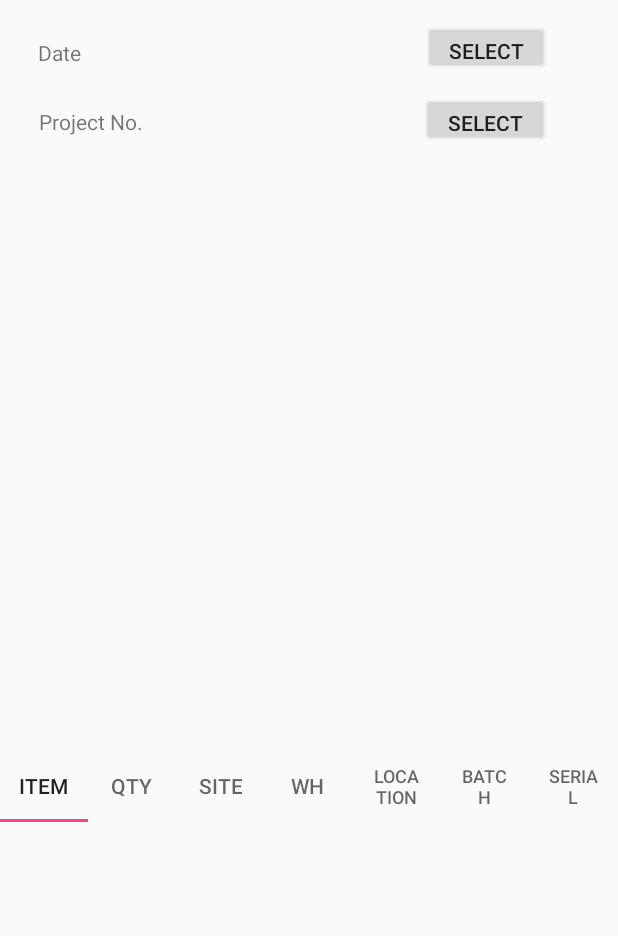
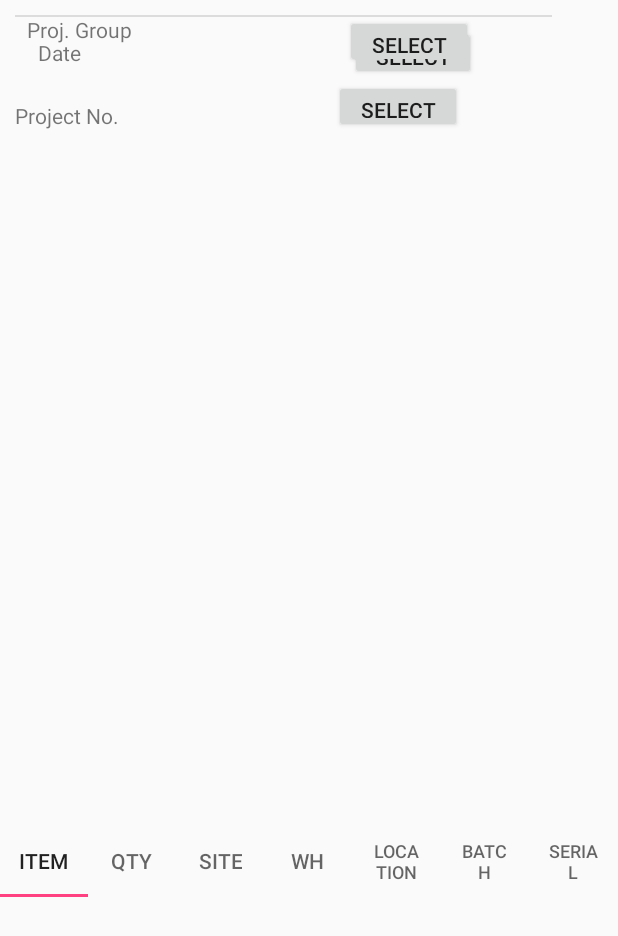
Before and after one commit to DragonStar3392/mobileFormApp, an Android app: the TransportActivity screen opened directly, with no data from a screen before it, on a phone screen of 412 x 824 dp. Shown: the top 936 px of the screen. Run offline under Robolectric (Android 15) with nearby library versions, the phone set to English and light mode, and no system bars; 2 statements that could not run were skipped.

Commit message:
random commit

```diff
--- a/app/src/main/java/com/test/mobile/TransportActivity.java
+++ b/app/src/main/java/com/test/mobile/TransportActivity.java
@@ -8,6 +8,8 @@ import android.os.Bundle;
 import android.view.View;
 import android.widget.Button;
 import android.widget.DatePicker;
+import android.widget.TableLayout;
+import android.widget.TableRow;
 import android.widget.TextView;
 
 import java.util.Calendar;
@@ -17,6 +19,9 @@ public class TransportActivity extends Activity {
     private TextView mDisplayDate;
     private Button mDisplayDateB;
     private DatePickerDialog.OnDateSetListener mDateSetListener;
+    private TableLayout tl1;
+    private TableRow tr1;
+    private TableRow trInit;
 
     @Override
     protected void onCreate(Bundle savedInstanceState) {
@@ -24,7 +29,13 @@ public class TransportActivity extends Activity {
         setContentView(R.layout.transport);
         mDisplayDate = (TextView) findViewById(R.id.dateDisplay);
         mDisplayDateB = (Button) findViewById(R.id.dateB);
+        tl1 = (TableLayout) findViewById(R.id.table);
+        tr1 = (TableRow) findViewById(R.id.labelRow);
+        trInit = (TableRow) findViewById(R.id.object1) ;
+        tl1.setColumnStretchable(0,true);
+        tl1.setColumnStretchable(1,true);
 
+        //Date selection
         mDisplayDateB.setOnClickListener(new View.OnClickListener(){
             @Override
             public void onClick(View view){
@@ -35,7 +46,7 @@ public class TransportActivity extends Activity {
 
                 DatePickerDialog dialog = new DatePickerDialog(
                         TransportActivity.this,
-                        android.R.style.Theme_Black,
+                        android.R.style.Theme_Holo_Light_DarkActionBar,
                         mDateSetListener,
                         year,month,day);
                 dialog.getWindow().setBackgroundDrawable(new ColorDrawable(Color.TRANSPARENT));
@@ -50,5 +61,10 @@ public class TransportActivity extends Activity {
                 mDisplayDate.setText(date);
             }
         };
+
+        //adding object to the table
+
     }
+
+    //---
 }
--- a/app/src/main/res/layout-land/transport.xml
+++ b/app/src/main/res/layout-land/transport.xml
@@ -8,7 +8,7 @@
 
     <android.support.constraint.ConstraintLayout
         android:layout_width="574dp"
-        android:layout_height="51dp"
+        android:layout_height="89dp"
         android:layout_marginLeft="10dp"
         android:layout_marginStart="10dp"
         android:layout_marginTop="10dp">
@@ -28,12 +28,14 @@
             android:id="@+id/projnoText"
             android:layout_width="wrap_content"
             android:layout_height="wrap_content"
+            android:layout_marginBottom="8dp"
             android:layout_marginLeft="16dp"
             android:layout_marginStart="16dp"
-            android:layout_marginTop="16dp"
+            android:layout_marginTop="8dp"
             android:text="@string/projectNo"
+            app:layout_constraintBottom_toBottomOf="parent"
             app:layout_constraintStart_toEndOf="@+id/divider"
-            app:layout_constraintTop_toTopOf="parent" />
+            app:layout_constraintTop_toBottomOf="@+id/projgroupText" />
 
         <TextView
             android:id="@+id/dateDisplay"
@@ -49,11 +51,13 @@
             android:id="@+id/projnoDisplay"
             android:layout_width="99dp"
             android:layout_height="wrap_content"
+            android:layout_marginBottom="8dp"
             android:layout_marginLeft="8dp"
             android:layout_marginStart="8dp"
-            android:layout_marginTop="16dp"
+            android:layout_marginTop="8dp"
+            app:layout_constraintBottom_toBottomOf="parent"
             app:layout_constraintStart_toEndOf="@+id/projnoText"
-            app:layout_constraintTop_toTopOf="parent" />
+            app:layout_constraintTop_toBottomOf="@+id/projgroupDisplay" />
 
         <Button
             android:id="@+id/dateB"
@@ -64,14 +68,13 @@
             android:layout_marginTop="8dp"
             android:text="@string/Select"
             app:layout_constraintStart_toEndOf="@+id/dateDisplay"
-            app:layout_constraintTop_toTopOf="parent"
-            />
+            app:layout_constraintTop_toTopOf="parent" />
         <!--android:onClick="datePicker"-->
 
         <View
             android:id="@+id/divider"
             android:layout_width="1dp"
-            android:layout_height="35dp"
+            android:layout_height="76dp"
             android:layout_marginBottom="8dp"
             android:layout_marginLeft="16dp"
             android:layout_marginStart="16dp"
@@ -83,78 +86,165 @@
             app:layout_constraintVertical_bias="0.0" />
 
         <Button
-            android:id="@+id/projB"
+            android:id="@+id/projNoB"
+            android:layout_width="85dp"
+            android:layout_height="35dp"
+            android:layout_marginBottom="8dp"
+            android:layout_marginLeft="8dp"
+            android:layout_marginStart="8dp"
+            android:layout_marginTop="8dp"
+            android:text="@string/Select"
+            app:layout_constraintBottom_toBottomOf="parent"
+            app:layout_constraintStart_toEndOf="@+id/projnoDisplay"
+            app:layout_constraintTop_toBottomOf="@+id/projGroupB" />
+
+        <TextView
+            android:id="@+id/projgroupText"
+            android:layout_width="wrap_content"
+            android:layout_height="wrap_content"
+            android:layout_marginLeft="16dp"
+            android:layout_marginStart="16dp"
+            android:layout_marginTop="16dp"
+            android:text="@string/projectGroup"
+            app:layout_constraintStart_toEndOf="@+id/divider"
+            app:layout_constraintTop_toTopOf="parent" />
+
+        <TextView
+            android:id="@+id/projgroupDisplay"
+            android:layout_width="94dp"
+            android:layout_height="21dp"
+            android:layout_marginLeft="12dp"
+            android:layout_marginStart="12dp"
+            android:layout_marginTop="16dp"
+            app:layout_constraintStart_toEndOf="@+id/projgroupText"
+            app:layout_constraintTop_toTopOf="parent" />
+
+        <Button
+            android:id="@+id/projGroupB"
             android:layout_width="85dp"
             android:layout_height="35dp"
             android:layout_marginLeft="8dp"
             android:layout_marginStart="8dp"
             android:layout_marginTop="8dp"
             android:text="@string/Select"
-            app:layout_constraintStart_toEndOf="@+id/projnoDisplay"
+            app:layout_constraintStart_toEndOf="@+id/projgroupDisplay"
             app:layout_constraintTop_toTopOf="parent" />
 
     </android.support.constraint.ConstraintLayout>
 
     <ScrollView
         android:layout_width="589dp"
-        android:layout_height="206dp"
+        android:layout_height="167dp"
         android:layout_alignParentBottom="true"
         android:layout_centerHorizontal="true"
         android:layout_marginBottom="38dp">
 
-        <android.support.design.widget.TabLayout
+        <TableLayout
+            android:id="@+id/table"
             android:layout_width="match_parent"
-            android:layout_height="wrap_content"
+            android:layout_height="wrap_content">
 
-            android:layout_alignParentTop="true"
-            android:layout_marginTop="78dp"
-            app:layout_constraintBottom_toBottomOf="parent"
-            app:layout_constraintStart_toStartOf="parent"
-            app:layout_constraintTop_toTopOf="parent">
-            <!--android:layout_alignParentBottom="true"
-                android:layout_centerHorizontal="true"-->
-            <android.support.design.widget.TabItem
-                android:id="@+id/tabItem"
-                android:layout_width="wrap_content"
+            <TableRow
+                android:id="@+id/labelRow"
+                android:layout_width="match_parent"
+                android:layout_height="match_parent">
+
+                <TextView
+                    android:id="@+id/itemText"
+                    android:layout_width="100dp"
                     android:layout_height="wrap_content"
                     android:text="@string/Item" />
 
-            <android.support.design.widget.TabItem
-                android:id="@+id/tabQty"
-                android:layout_width="wrap_content"
+                <TextView
+                    android:id="@+id/qtyText"
+                    android:layout_width="35dp"
                     android:layout_height="wrap_content"
                     android:text="@string/Qty" />
 
-            <android.support.design.widget.TabItem
-                android:id="@+id/tabSite"
-                android:layout_width="wrap_content"
+                <TextView
+                    android:id="@+id/siteText"
+                    android:layout_width="75dp"
                     android:layout_height="wrap_content"
                     android:text="@string/Site" />
 
-            <android.support.design.widget.TabItem
-                android:id="@+id/tabWH"
-                android:layout_width="wrap_content"
+                <TextView
+                    android:id="@+id/WHText"
+                    android:layout_width="50dp"
                     android:layout_height="wrap_content"
                     android:text="@string/WH" />
 
-            <android.support.design.widget.TabItem
-                android:id="@+id/tabLocation"
-                android:layout_width="wrap_content"
+                <TextView
+                    android:id="@+id/locationText"
+                    android:layout_width="135dp"
                     android:layout_height="wrap_content"
                     android:text="@string/Location" />
 
-            <android.support.design.widget.TabItem
-                android:id="@+id/tabBatch"
-                android:layout_width="wrap_content"
+                <TextView
+                    android:id="@+id/batchText"
+                    android:layout_width="64dp"
                     android:layout_height="wrap_content"
                     android:text="@string/Batch" />
 
-            <android.support.design.widget.TabItem
-                android:id="@+id/tabSerial"
+                <TextView
+                    android:id="@+id/serialText"
+                    android:layout_width="128dp"
+                    android:layout_height="wrap_content"
+                    android:text="@string/Serial" />
+            </TableRow>
+
+            <TableRow
+                android:id="@+id/object1"
+                android:layout_width="match_parent"
+                android:layout_height="match_parent">
+
+                <TextView
+                    android:id="@+id/dummyText"
                     android:layout_width="wrap_content"
                     android:layout_height="wrap_content"
-                android:text="@string/Serial" />
-        </android.support.design.widget.TabLayout>
+                    android:text="Dummy" />
+            </TableRow>
+
+        </TableLayout>
     </ScrollView>
 
+    <android.support.constraint.ConstraintLayout
+        android:layout_width="182dp"
+        android:layout_height="38dp"
+        android:layout_alignParentBottom="true"
+        android:layout_alignParentEnd="true"
+        app:layout_constraintStart_toStartOf="parent"
+        app:layout_constraintTop_toTopOf="parent">
+
+        <Button
+            android:id="@+id/okB"
+            android:layout_width="66dp"
+            android:layout_height="38dp"
+            android:layout_alignParentBottom="true"
+            android:layout_alignParentEnd="true"
+            android:layout_marginBottom="8dp"
+            android:text="@string/Ok"
+            app:layout_constraintBottom_toBottomOf="parent"
+            app:layout_constraintStart_toStartOf="parent"
+            app:layout_constraintTop_toTopOf="parent"
+            app:layout_constraintVertical_bias="0.0" />
+
+        <Button
+            android:id="@+id/cancelB"
+            android:layout_width="wrap_content"
+            android:layout_height="38dp"
+            android:layout_alignParentBottom="true"
+            android:layout_alignParentEnd="true"
+            android:layout_marginBottom="8dp"
+            android:layout_marginEnd="49dp"
+            android:layout_marginLeft="8dp"
+            android:layout_marginStart="8dp"
+            android:text="@string/Cancel"
+            app:layout_constraintBottom_toBottomOf="parent"
+            app:layout_constraintEnd_toEndOf="parent"
+            app:layout_constraintHorizontal_bias="0.0"
+            app:layout_constraintStart_toEndOf="@+id/okB"
+            app:layout_constraintTop_toTopOf="parent"
+            app:layout_constraintVertical_bias="0.0" />
+    </android.support.constraint.ConstraintLayout>
+
 </RelativeLayout>
--- a/app/src/main/res/layout/transport.xml
+++ b/app/src/main/res/layout/transport.xml
@@ -7,8 +7,8 @@
     android:layout_height="match_parent">
 
     <android.support.constraint.ConstraintLayout
-        android:layout_width="365dp"
-        android:layout_height="96dp"
+        android:layout_width="574dp"
+        android:layout_height="144dp"
         android:layout_marginLeft="10dp"
         android:layout_marginStart="10dp"
         android:layout_marginTop="10dp">
@@ -28,69 +28,105 @@
             android:id="@+id/projnoText"
             android:layout_width="wrap_content"
             android:layout_height="wrap_content"
-            android:layout_marginLeft="16dp"
-            android:layout_marginStart="16dp"
-            android:layout_marginTop="28dp"
+            android:layout_marginBottom="8dp"
+            android:layout_marginTop="8dp"
             android:text="@string/projectNo"
-            app:layout_constraintStart_toStartOf="parent"
-            app:layout_constraintTop_toBottomOf="@+id/dateText" />
+            app:layout_constraintBottom_toBottomOf="parent"
+            app:layout_constraintTop_toBottomOf="@+id/projgroupText"
+            app:layout_constraintVertical_bias="0.319"
+            tools:layout_editor_absoluteX="8dp" />
 
         <TextView
             android:id="@+id/dateDisplay"
-            android:layout_width="147dp"
+            android:layout_width="104dp"
             android:layout_height="wrap_content"
-            android:layout_marginLeft="52dp"
-            android:layout_marginStart="52dp"
+            android:layout_marginLeft="36dp"
+            android:layout_marginStart="36dp"
             android:layout_marginTop="16dp"
             app:layout_constraintStart_toEndOf="@+id/dateText"
             app:layout_constraintTop_toTopOf="parent" />
 
         <TextView
             android:id="@+id/projnoDisplay"
-            android:layout_width="147dp"
+            android:layout_width="103dp"
             android:layout_height="wrap_content"
-            android:layout_marginLeft="20dp"
-            android:layout_marginStart="20dp"
-            android:layout_marginTop="24dp"
+            android:layout_marginBottom="8dp"
+            android:layout_marginLeft="12dp"
+            android:layout_marginStart="12dp"
+            android:layout_marginTop="8dp"
+            app:layout_constraintBottom_toBottomOf="parent"
             app:layout_constraintStart_toEndOf="@+id/projnoText"
-            app:layout_constraintTop_toBottomOf="@+id/dateDisplay" />
+            app:layout_constraintTop_toBottomOf="@+id/projgroupDisplay"
+            app:layout_constraintVertical_bias="0.318" />
 
         <Button
             android:id="@+id/dateB"
             android:layout_width="84dp"
             android:layout_height="35dp"
-            android:layout_marginEnd="8dp"
-            android:layout_marginLeft="16dp"
-            android:layout_marginRight="8dp"
-            android:layout_marginStart="16dp"
-            android:layout_marginTop="4dp"
+            android:layout_marginLeft="28dp"
+            android:layout_marginStart="28dp"
+            android:layout_marginTop="8dp"
             android:text="@string/Select"
-            app:layout_constraintEnd_toEndOf="parent"
             app:layout_constraintStart_toEndOf="@+id/dateDisplay"
             app:layout_constraintTop_toTopOf="parent" />
         <!--android:onClick="datePicker"-->
 
         <Button
-            android:id="@+id/projB"
+            android:id="@+id/projNoB"
             android:layout_width="85dp"
             android:layout_height="35dp"
             android:layout_marginBottom="8dp"
-            android:layout_marginEnd="8dp"
-            android:layout_marginLeft="16dp"
-            android:layout_marginRight="8dp"
-            android:layout_marginStart="16dp"
-            android:layout_marginTop="12dp"
+            android:layout_marginLeft="28dp"
+            android:layout_marginStart="28dp"
+            android:layout_marginTop="8dp"
             android:text="@string/Select"
             app:layout_constraintBottom_toBottomOf="parent"
-            app:layout_constraintEnd_toEndOf="parent"
             app:layout_constraintStart_toEndOf="@+id/projnoDisplay"
-            app:layout_constraintTop_toBottomOf="@+id/dateB" />
+            app:layout_constraintTop_toBottomOf="@+id/projGroupB"
+            app:layout_constraintVertical_bias="0.0" />
+
+        <TextView
+            android:id="@+id/projgroupText"
+            android:layout_width="wrap_content"
+            android:layout_height="22dp"
+            android:layout_marginLeft="8dp"
+            android:layout_marginStart="8dp"
+            android:text="@string/projectGroup"
+            app:layout_constraintStart_toStartOf="parent"
+            tools:layout_editor_absoluteY="64dp" />
+
+        <TextView
+            android:id="@+id/projgroupDisplay"
+            android:layout_width="102dp"
+            android:layout_height="21dp"
+            android:layout_marginLeft="12dp"
+            android:layout_marginStart="12dp"
+            app:layout_constraintStart_toEndOf="@+id/projgroupText"
+            tools:layout_editor_absoluteY="66dp" />
+
+        <Button
+            android:id="@+id/projGroupB"
+            android:layout_width="85dp"
+            android:layout_height="35dp"
+            android:layout_marginLeft="28dp"
+            android:layout_marginStart="28dp"
+            android:text="@string/Select"
+            app:layout_constraintStart_toEndOf="@+id/projgroupDisplay"
+            tools:layout_editor_absoluteY="59dp" />
+
+        <View
+            android:id="@+id/divider2"
+            android:layout_width="358dp"
+            android:layout_height="1dp"
+            android:background="?android:attr/listDivider"
+            tools:layout_editor_absoluteX="8dp"
+            tools:layout_editor_absoluteY="56dp" />
 
     </android.support.constraint.ConstraintLayout>
 
     <ScrollView
         android:layout_width="589dp"
-        android:layout_height="364dp"
+        android:layout_height="314dp"
         android:layout_alignParentBottom="true"
         android:layout_centerHorizontal="true"
         android:layout_marginBottom="38dp">
--- a/app/src/main/res/values/strings.xml
+++ b/app/src/main/res/values/strings.xml
@@ -5,6 +5,7 @@
     <string name = "Username">Username</string>
     <string name = "Password">Password</string>
     <string name = "GEL">GEL</string>
+    <string name = "Ok">Ok</string>
     <string name = "Cancel">Cancel</string>
     <string name = "Exit">Exit</string>
     <string name = "Task">Task</string>
@@ -13,6 +14,7 @@
 
     <string name = "Transport">Transport</string>
     <string name = "Date">Date</string>
+    <string name = "projectGroup">Proj. Group</string>
     <string name = "projectNo">Project No.</string>
     <string name = "Item">Item</string>
     <string name = "Qty">Qty</string>
```
Lines whose indentation alone changed are shown as unchanged.
